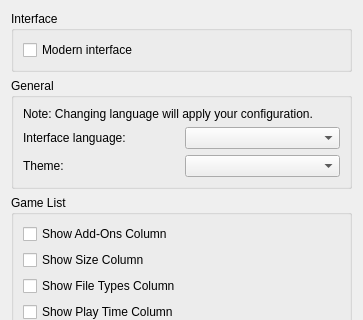
This is src/yuzu/configuration/configure_ui.ui in D-Pyro/Orchid as Qt 5 draws it before an edit; both pictures show x 0 to 363 and y 0 to 320 of the 363 by 613 pixel window. The edited form follows.
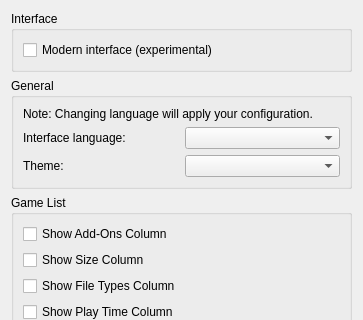
This is the edited form.

Commit message:
frontend: mark the modern interface switch as experimental
The modern interface is now on main. It stays off by default and is only
turned on in Configure > General > UI.

```diff
--- a/src/yuzu/configuration/configure_ui.ui
+++ b/src/yuzu/configuration/configure_ui.ui
@@ -29,7 +29,7 @@
          <string>Library with game artwork, sidebar menus and game details. Turn off to return to the classic menu bar and game list.</string>
         </property>
         <property name="text">
-         <string>Modern interface</string>
+         <string>Modern interface (experimental)</string>
         </property>
        </widget>
       </item>
```
